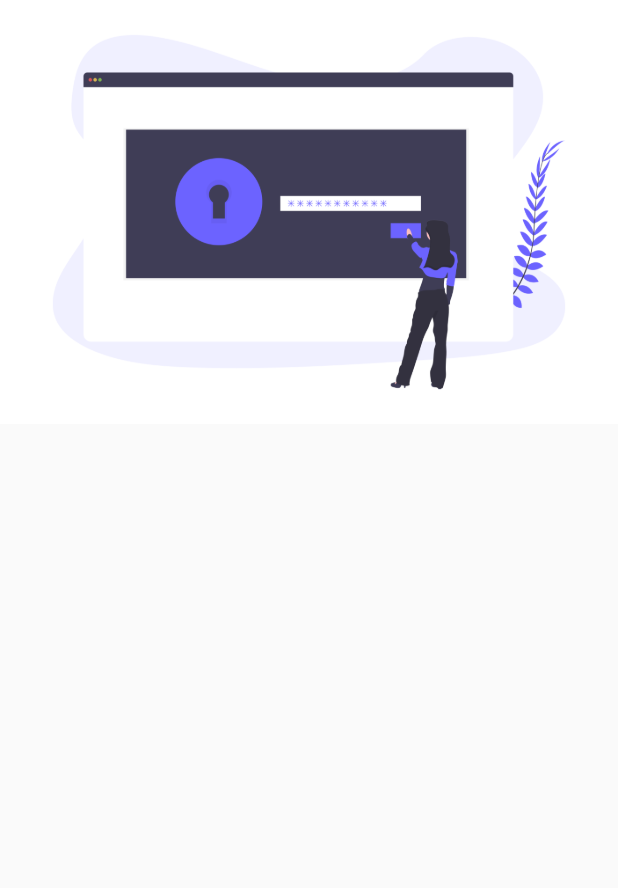
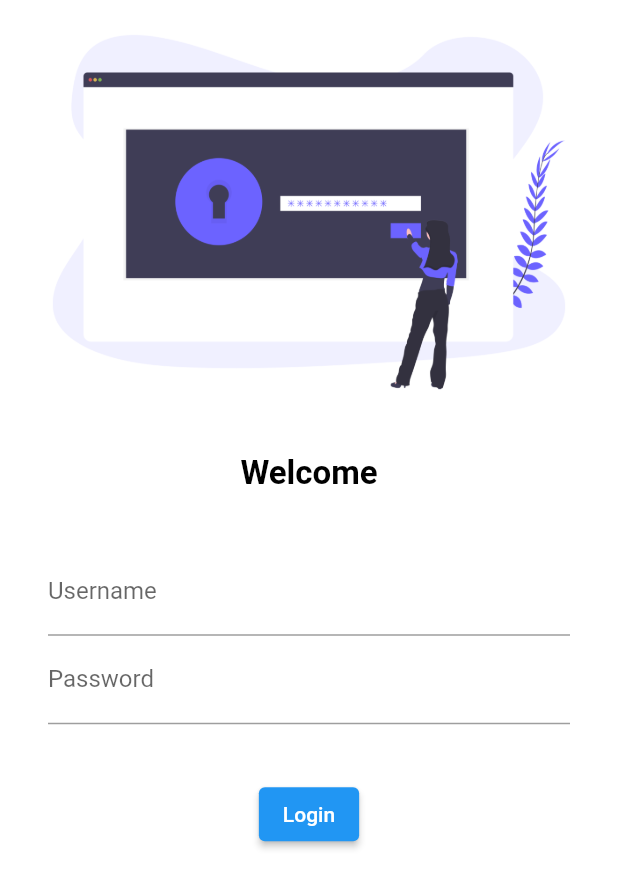
Before and after one commit to Paarthbathla338/DartT-FlutterTutorial, a Flutter app: the screen it shows after launch, on a phone screen of 412 x 824 dp. Shown: the top 888 px of the screen. Run offline on Flutter 3.47's test engine with Material 2 defaults, Android fonts, the phone set to English and light mode, and no system bars; our stand-ins replace google_fonts; statements that could not run were skipped.

Commit message:
Google Fonts Added

```diff
--- a/lib/main.dart
+++ b/lib/main.dart
@@ -1,9 +1,11 @@
 // ignore_for_file: prefer_const_constructors
 
 import "package:flutter/material.dart";
+import 'package:google_fonts/google_fonts.dart';
 
 import 'screens/homepage.dart';
 import 'screens/login.dart';
+import "package:google_fonts/google_fonts.dart";
 
 void main() {
   runApp(MyApp());
@@ -14,7 +16,10 @@ class MyApp extends StatelessWidget {
   Widget build(BuildContext context) {
     return MaterialApp(
       themeMode: ThemeMode.light,
-      darkTheme: ThemeData(primarySwatch: Colors.cyan),
+      darkTheme: ThemeData(
+          primarySwatch: Colors.cyan,
+          fontFamily: GoogleFonts.lato().fontFamily,
+          primaryTextTheme: GoogleFonts.latoTextTheme()),
       routes: {
         "/": (context) => LoginPage(),
         "/home": (context) => HomePage(),
--- a/lib/screens/login.dart
+++ b/lib/screens/login.dart
@@ -6,8 +6,43 @@ class LoginPage extends StatelessWidget {
   @override
   Widget build(BuildContext context) {
     return Material(
+        color: Colors.white,
         child: Column(
-      children: [Image.asset("assets/images/authimg.png")],
-    ));
+          children: [
+            Image.asset("assets/images/authimg.png", fit: BoxFit.cover),
+            SizedBox(height: 20),
+            Text("Welcome",
+                style: TextStyle(
+                    color: Colors.black,
+                    fontSize: 22,
+                    fontWeight: FontWeight.bold)),
+            SizedBox(height: 20),
+            Padding(
+              padding:
+                  const EdgeInsets.symmetric(vertical: 16.0, horizontal: 32.0),
+              child: Column(
+                children: [
+                  TextFormField(
+                      decoration: InputDecoration(
+                    hintText: "Enter Username",
+                    labelText: "Username",
+                  )),
+                  TextFormField(
+                      obscureText: true,
+                      decoration: InputDecoration(
+                        hintText: "Enter Password",
+                        labelText: "Password",
+                      )),
+                ],
+              ),
+            ),
+            SizedBox(height: 20),
+            ElevatedButton(
+                child: Text("Login"), onPressed: () {}, style: ButtonStyle(
+                  foregroundColor: MaterialStateProperty.,
+
+                ))
+          ],
+        ));
   }
 }
--- a/pubspec.yaml
+++ b/pubspec.yaml
@@ -33,6 +33,7 @@ dependencies:
   # The following adds the Cupertino Icons font to your application.
   # Use with the CupertinoIcons class for iOS style icons.
   cupertino_icons: ^1.0.2
+  google_fonts: ^2.1.1
 
 dev_dependencies:
   flutter_test:
```
Also changed, not shown: pubspec.lock.
